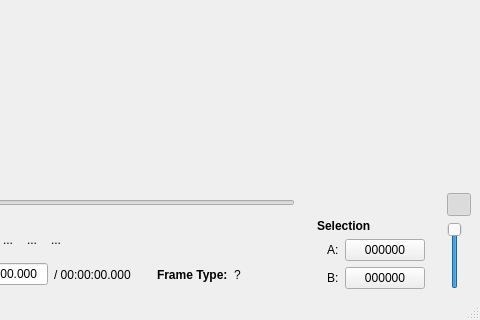
Old version of the form branches/avidemux_2.4_branch/avidemux/ADM_userInterfaces/ADM_QT4/ADM_gui/gui2.ui in the repository BackupTheBerlios/avidemux-svn; both pictures show x 229 to 709 and y 206 to 526 of the 709 by 526 pixel window.
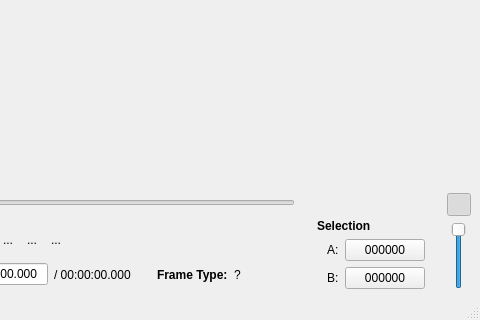
New version of the form. Icons and pictures are not drawn. Custom widgets are drawn as their Qt base class.

Commit message: [Qt] centre volume slider

The edit to the form file:
```diff
--- a/branches/avidemux_2.4_branch/avidemux/ADM_userInterfaces/ADM_QT4/ADM_gui/gui2.ui
+++ b/branches/avidemux_2.4_branch/avidemux/ADM_userInterfaces/ADM_QT4/ADM_gui/gui2.ui
@@ -1273,7 +1273,7 @@
         <item>
          <widget class="QSlider" name="horizontalSlider_2" >
           <property name="sizePolicy" >
-           <sizepolicy vsizetype="Ignored" hsizetype="Fixed" >
+           <sizepolicy vsizetype="Ignored" hsizetype="Preferred" >
             <horstretch>0</horstretch>
             <verstretch>0</verstretch>
            </sizepolicy>
```
